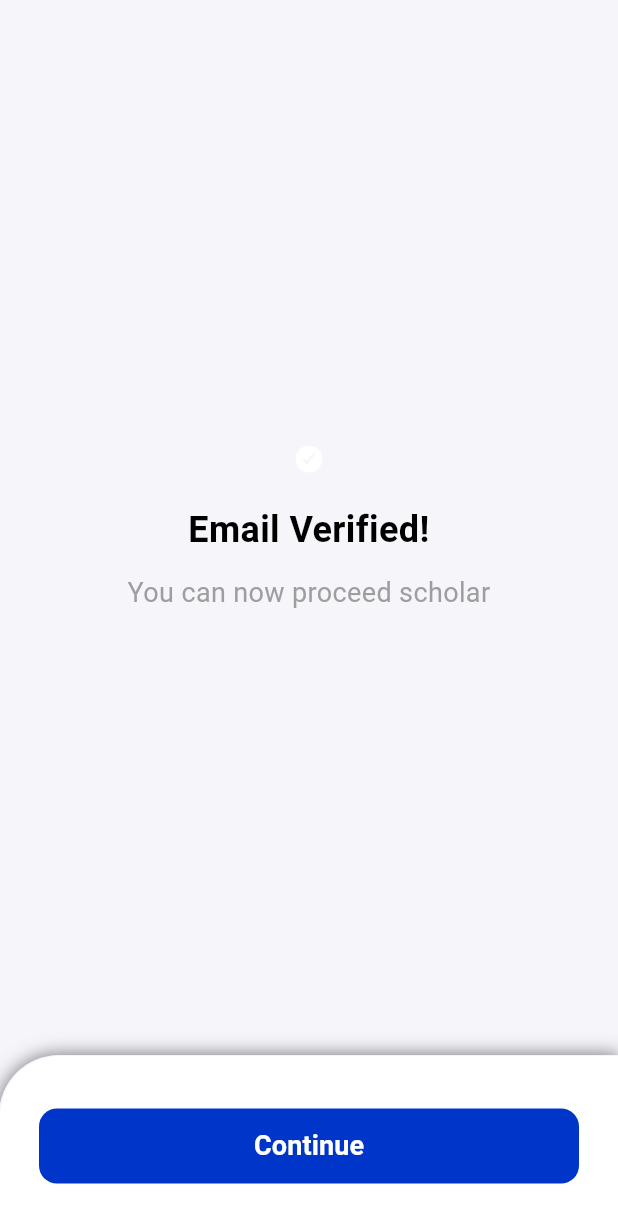
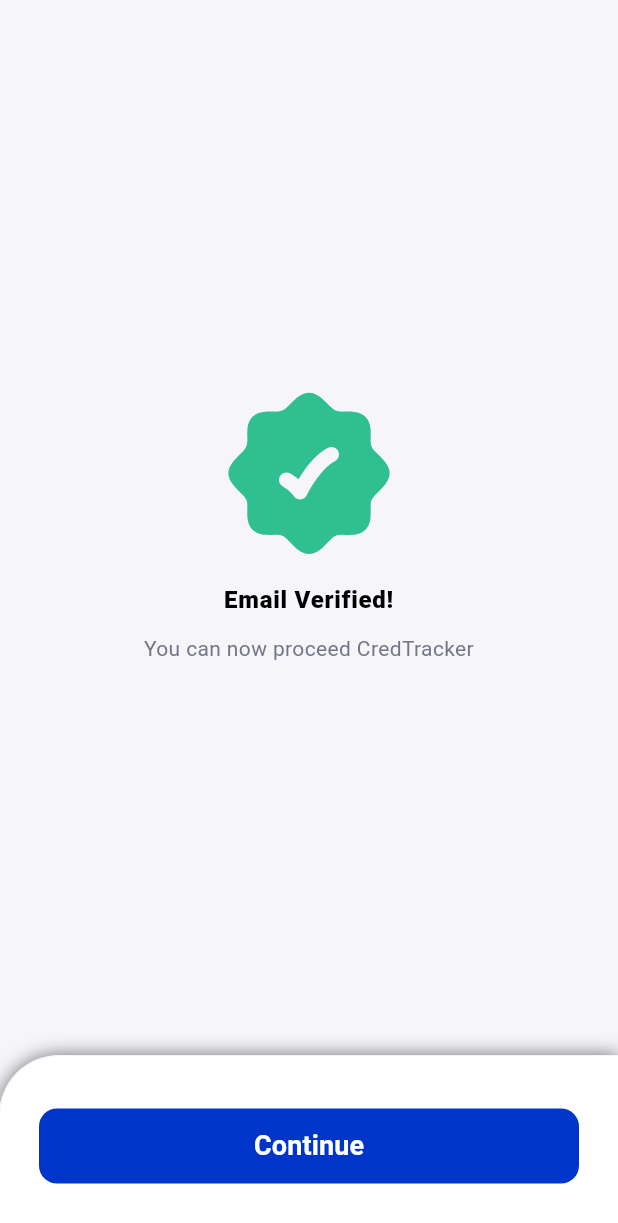
Before and after one commit to Chinazablossom/credTrack, a Flutter app: the SuccessScreen screen opened directly, on a phone screen of 412 x 824 dp. Shown: the top 1223 px of the screen. Run offline on Flutter 3.47's test engine with Material 3 defaults, Android fonts, the phone set to English and light mode, and no system bars; our stand-ins replace cloud_firestore, connectivity_plus, firebase_auth, firebase_core, flutter_secure_storage, flutter_svg and 4 more; accounts and stored records are empty; generated files the repository leaves out were written again; Roboto replaces fonts that are missing (Capriola); project files that could hold a hidden picture were left out.

Commit message:
refactor: update auth flow, enhance responsiveness, and add email verification screen

```diff
--- a/lib/core/utils/common/success_screen.dart
+++ b/lib/core/utils/common/success_screen.dart
@@ -26,7 +26,7 @@ class SuccessScreen extends StatelessWidget {
             ),
             boxShadow: [
               BoxShadow(
-                  color: isLightMode(context) ? Colors.black54 : Colors.white,
+                  color: isLightMode(context) ? Colors.black54 : Colors.white70,
                   blurRadius: 10.0,
                   spreadRadius: 0.5,
                   blurStyle: BlurStyle.outer)
@@ -58,18 +58,18 @@ class SuccessScreen extends StatelessWidget {
           mainAxisAlignment: MainAxisAlignment.center,
           children: [
             SvgPicture.asset(
-              successSvg, fit: BoxFit.contain,
+              paymentSuccessSvg,
             ),
             20.h,
             Text(
               title,
-              style: const TextStyle(fontSize: 24, fontWeight: FontWeight.bold),
+              style: getTextTheme(context).labelMedium,
               textAlign: TextAlign.center,
             ),
             12.h,
             Text(
               subTitle,
-              style: const TextStyle(fontSize: 18, color: Colors.grey),
+              style: getTextTheme(context).bodyMedium?.copyWith(color: getTheme(context).outline),
               textAlign: TextAlign.center,
             ),
           ],
--- a/lib/features/authentication/verification/email/controller/email_verif_controller.dart
+++ b/lib/features/authentication/verification/email/controller/email_verif_controller.dart
@@ -46,7 +46,7 @@ class EmailVerificationController extends GetxController {
         timer.cancel();
         Get.off(() => SuccessScreen(
               title: "Email Verified!",
-              subTitle: "You can now proceed scholar",
+              subTitle: "You can now proceed CredTracker",
               onPressed: () => AuthenticationRepo.instance.screenNavigation(),
             ));
       }
```
